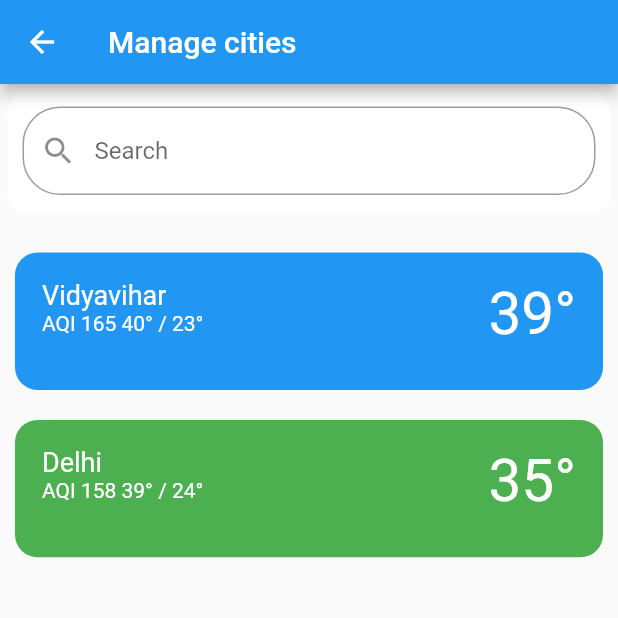
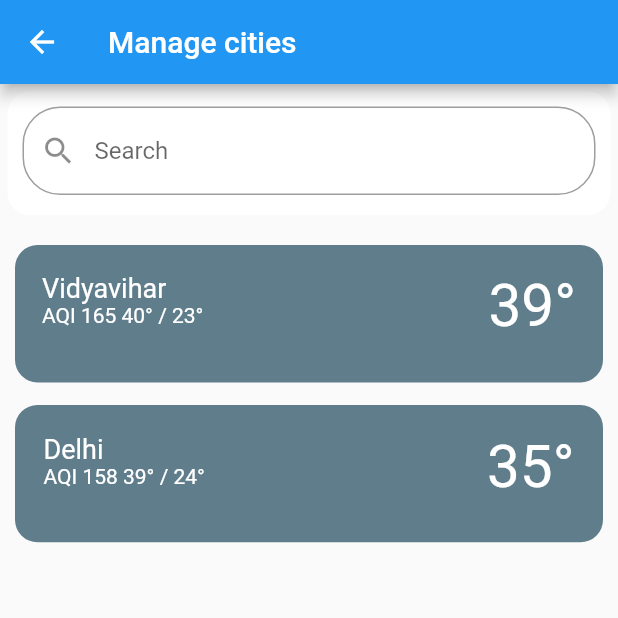
Before and after one commit to Wrench333/Weather_App, a Flutter app: the SecondPage screen opened by its route, on a phone screen of 412 x 824 dp, the top half of it. Run offline on Flutter 3.47's test engine with Material 2 defaults, Android fonts, the phone set to English and light mode, and no system bars.

Commit message:
Update main.dart
changes colour of UI

```diff
--- a/lib/main.dart
+++ b/lib/main.dart
@@ -126,11 +126,11 @@ class SecondPage extends StatelessWidget {
           ),
           SizedBox(height: 10),
           Container(
-            margin: const EdgeInsets.all(10.0),
+            margin: const EdgeInsets.fromLTRB(10.0,5.0,10.0,10.0),
             padding: const EdgeInsets.all(18.0),
             decoration: BoxDecoration(
               borderRadius: BorderRadius.circular(15.0),
-              color: Colors.blue,
+              color: Colors.blueGrey,
             ),
             width: size.width,
             height: size.height / 9,
@@ -167,11 +167,11 @@ class SecondPage extends StatelessWidget {
           ),
           SizedBox(height: 0),
           Container(
-            margin: const EdgeInsets.all(10.0),
-            padding: const EdgeInsets.all(18.0),
+            margin: const EdgeInsets.fromLTRB(10.0,5.0,10.0,10.0),
+            padding: const EdgeInsets.all(19.0),
             decoration: BoxDecoration(
               borderRadius: BorderRadius.circular(15.0),
-              color: Colors.green,
+              color: Colors.blueGrey,
             ),
             width: size.width,
             height: size.height / 9,
```
